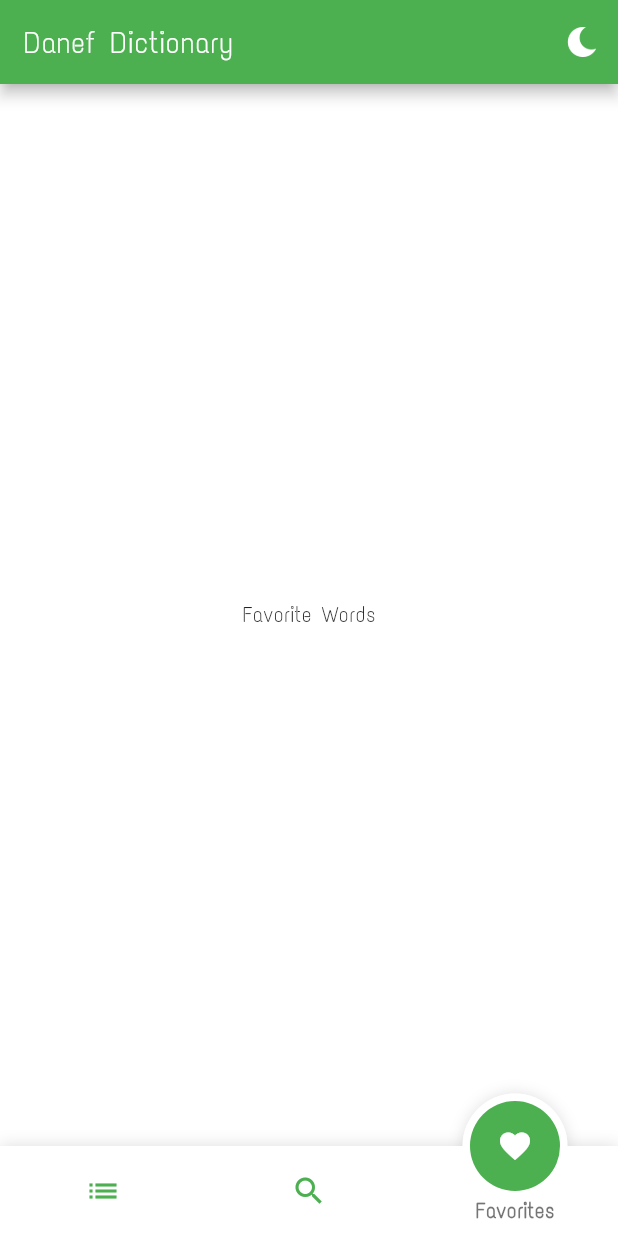
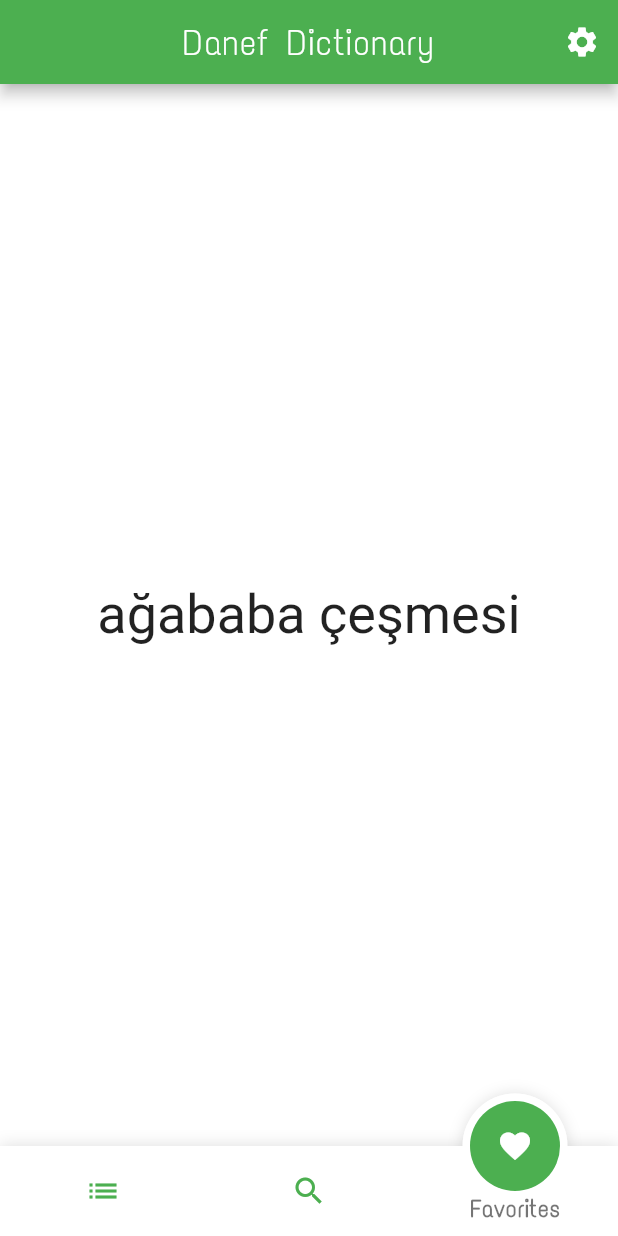
Before and after one commit to SametSahin10/danef-dictionary, a Flutter app: the screen it shows after launch, item 3 of the bottom bar chosen, on a phone screen of 412 x 824 dp. Run offline on Flutter 3.47's test engine with Material 2 defaults, Android fonts, the phone set to English and light mode, and no system bars; drawn by our look-alikes of fancy_bottom_navigation; our stand-ins replace flutter_typeahead; generated files the repository leaves out were written again.

Commit message:
Added Settings page. Minor UI changes

```diff
--- a/lib/api/word_api.dart
+++ b/lib/api/word_api.dart
@@ -7,6 +7,7 @@ class WordAPI {
   Future<dynamic> getWords() async {
     Network network = Network('$wordAPIURL/$wordsString');
     var wordData = await network.getData();
+    print(wordData.toString());
     return wordData;
   }
 }
--- a/lib/config/themes.dart
+++ b/lib/config/themes.dart
@@ -7,9 +7,28 @@ lightTheme(context) {
     accentColor: Colors.green,
     fontFamily: 'TextMeOne',
     scaffoldBackgroundColor: Colors.white,
-    disabledColor: Colors.green,
+    disabledColor: Colors.white,
     indicatorColor: Colors.green,
     brightness: Brightness.light,
+    appBarTheme: AppBarTheme(
+      actionsIconTheme: IconThemeData(
+        color: Colors.white,
+      ),
+      textTheme: TextTheme(
+        title: TextStyle(
+          fontSize: 24,
+          fontFamily: 'TextMeOne'
+        ),
+      ),
+    ),
+    textTheme: TextTheme(
+      title: TextStyle(
+        fontSize: 24
+      ),
+      body1: TextStyle(
+        fontSize: 16
+      ),
+    ),
     inputDecorationTheme: InputDecorationTheme(
       border: OutlineInputBorder(
           borderRadius: BorderRadius.all(Radius.circular(10)),
@@ -38,7 +57,9 @@ lightTheme(context) {
           width: 1
         )
       ),
-      hintStyle: TextStyle(fontSize: 22),
+      hintStyle: TextStyle(
+        fontSize: 20,
+      ),
     ),
     hintColor: Colors.green
   );
@@ -49,14 +70,27 @@ darkTheme(context) {
     primarySwatch: Colors.green,
     primaryColor: Colors.black,
     accentColor: Colors.green,
-    fontFamily: 'JosefinSlab',
+    fontFamily: 'TextMeOne',
     scaffoldBackgroundColor: Colors.black,
-    appBarTheme: AppBarTheme(
-        color: Colors.green
-    ),
     disabledColor: Colors.green,
     indicatorColor: Colors.green,
     brightness: Brightness.dark,
+      appBarTheme: AppBarTheme(
+        textTheme: TextTheme(
+          title: TextStyle(
+            fontSize: 24,
+            fontFamily: 'TextMeOne'
+          ),
+        ),
+      ),
+      textTheme: TextTheme(
+        title: TextStyle(
+            fontSize: 24
+        ),
+        body1: TextStyle(
+            fontSize: 16
+        ),
+      ),
     inputDecorationTheme: InputDecorationTheme(
       border: OutlineInputBorder(
         borderRadius: BorderRadius.all(Radius.circular(10)),
@@ -84,7 +118,7 @@ darkTheme(context) {
             width: 1
         )
       ),
-      hintStyle: TextStyle(fontSize: 22),
+      hintStyle: TextStyle(fontSize: 20),
     ),
     hintColor: Colors.green
   );
--- a/lib/screens/favorite_words.dart
+++ b/lib/screens/favorite_words.dart
@@ -3,6 +3,12 @@ import 'package:flutter/material.dart';
 class FavoriteWords extends StatelessWidget {
   @override
   Widget build(BuildContext context) {
-    return Center(child: Text('Favorite Words'));
+    return Center(child: Text(
+        'ağababa çeşmesi',
+      style: TextStyle(
+        fontSize: 36,
+        fontFamily: 'Roboto'
+      ),
+    ));
   }
 }
--- a/lib/screens/home_page.dart
+++ b/lib/screens/home_page.dart
@@ -2,6 +2,7 @@ import 'package:danef_dictionary/config/assets.dart';
 import 'package:danef_dictionary/screens/archive.dart';
 import 'package:danef_dictionary/screens/favorite_words.dart';
 import 'package:danef_dictionary/screens/search_field_page.dart';
+import 'package:danef_dictionary/screens/settings.dart';
 import 'package:danef_dictionary/widgets/theme_inherited_widget.dart';
 import 'package:fancy_bottom_navigation/fancy_bottom_navigation.dart';
 import 'package:flutter/material.dart';
@@ -24,18 +25,28 @@ class _HomePageState extends State<HomePage> {
     return Scaffold(
       resizeToAvoidBottomInset: false,
       appBar: AppBar(
+        centerTitle: true,
         title: Text('Danef Dictionary'),
         actions: <Widget>[
           IconButton(
-            icon: ThemeSwitcher.of(context)
-                  .isDarkModeOn ?
-                    Icon(Icons.wb_sunny) :
-                    Image.asset(Assets.moon,
-                      height: 20,
-                      width: 20,
-                      color: Colors.white),
-            onPressed: () => ThemeSwitcher.of(context).switchDarkMode(),
-          )
+            icon: Icon(Icons.settings),
+            onPressed: () {
+              Navigator.push(
+                context,
+                MaterialPageRoute(builder: (context) => Settings())
+              );
+            }
+          ),
+//          IconButton(
+//            icon: ThemeSwitcher.of(context)
+//                  .isDarkModeOn ?
+//                    Icon(Icons.wb_sunny) :
+//                    Image.asset(Assets.moon,
+//                      height: 20,
+//                      width: 20,
+//                      color: Colors.white),
+//            onPressed: () => ThemeSwitcher.of(context).switchDarkMode(),
+//          )
         ],
       ),
       body: tabs[_currentIndex],
--- a/lib/screens/search_field_page.dart
+++ b/lib/screens/search_field_page.dart
@@ -22,7 +22,7 @@ class _SearchFieldPageState extends State<SearchFieldPage>
   void initState() {
     super.initState();
     animationController = AnimationController(
-      duration: Duration(milliseconds: 600),
+      duration: Duration(milliseconds: 500),
       vsync: this)..addListener(() => setState(() {}));
     animation = Tween(begin: 0.0, end: -250.0).chain(
                   CurveTween(
--- a/lib/widgets/search_field.dart
+++ b/lib/widgets/search_field.dart
@@ -36,7 +36,7 @@ class _SearchFieldState extends State<SearchField> {
           });
         },
         textAlign: TextAlign.center,
-        style: DefaultTextStyle.of(context).style.copyWith(fontSize: 18),
+        style: DefaultTextStyle.of(context).style.copyWith(fontSize: 20),
         decoration: InputDecoration(
           prefixIcon: Icon(Icons.search),
           suffixIcon: Visibility(
```
Also changed, not shown: lib/screens/archive.dart (+6 -2 lines), lib/screens/settings.dart (added, +10 -0 lines), 4 other files.
